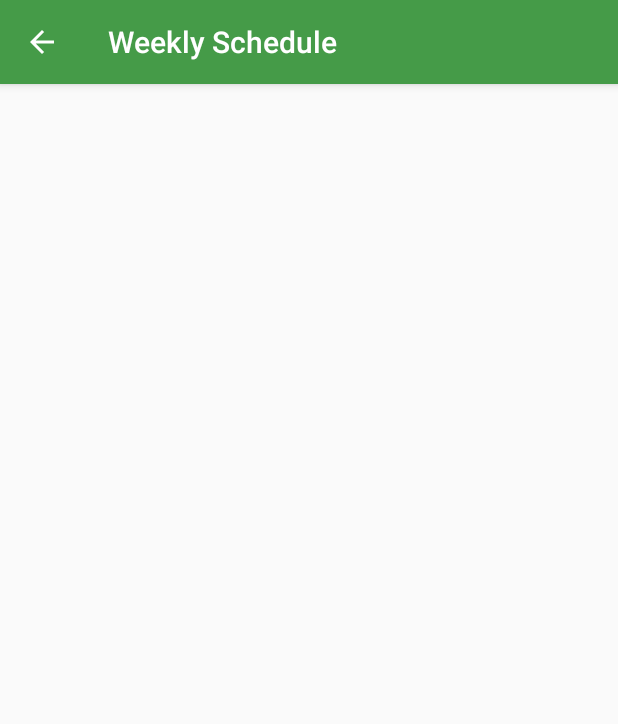
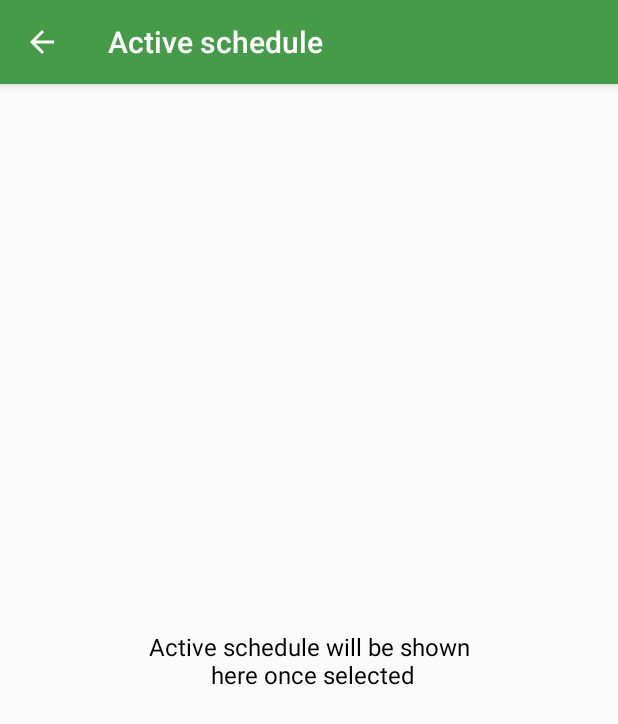
Before and after one commit to s95ammar/WeeklySchedule, an Android app: the ScheduleViewerActivity screen opened directly, with no data from a screen before it, on a phone screen of 412 x 824 dp. Shown: the top 724 px of the screen. Run offline under Robolectric (Android 15) with nearby library versions, the phone set to English and light mode, and no system bars; 1 statement that could not run was skipped.

Commit message:
fixed constants error. Added cancel option.

```diff
--- a/app/src/main/java/com/s95ammar/weeklyschedule/views/activities/MainActivity.java
+++ b/app/src/main/java/com/s95ammar/weeklyschedule/views/activities/MainActivity.java
@@ -120,7 +120,7 @@ public class MainActivity extends ParentActivity implements
     @Override
     public void showScheduleInActivity(int i) {
         Intent intent = new Intent(this, ScheduleViewerActivity.class);
-        intent.putExtra(KEY_SCHEDULE, i);
+        intent.putExtra(KEY_INDEX, i);
         startActivity(intent);
     }
 
--- a/app/src/main/java/com/s95ammar/weeklyschedule/views/activities/ScheduleViewerActivity.java
+++ b/app/src/main/java/com/s95ammar/weeklyschedule/views/activities/ScheduleViewerActivity.java
@@ -4,16 +4,18 @@ import android.os.Bundle;
 import android.support.v7.widget.Toolbar;
 import android.view.Menu;
 import android.view.MenuInflater;
+import android.view.MenuItem;
 
 import com.s95ammar.weeklyschedule.R;
 import com.s95ammar.weeklyschedule.models.ScheduleItem;
+import com.s95ammar.weeklyschedule.models.SchedulesList;
 
 import java.io.Serializable;
 
+import static com.s95ammar.weeklyschedule.views.fragments.SchedulesListFragment.SchedulesListManager.KEY_INDEX;
+
 public class ScheduleViewerActivity extends ParentActivity {
 //    protected ScheduleViewerFragment scheduleViewerFragment;
-
-
 
     @Override
     protected void onCreate(Bundle savedInstanceState) {
@@ -35,12 +37,9 @@ public class ScheduleViewerActivity extends ParentActivity {
     }
 
     private void showSchedule() {
+        ScheduleItem schedule = SchedulesList.getInstance().get(getIntent().getIntExtra(KEY_INDEX, -1));
         Serializable object = getIntent().getSerializableExtra(KEY_SHCEDULE);
-        if (object instanceof ScheduleItem) {
-            openScheduleViewerFragment((ScheduleItem) object, R.id.fragment_container_schedule_viewer_activity);
-        }
-
+        openScheduleViewerFragment(schedule, R.id.fragment_container_schedule_viewer_activity);
     }
 
-
 }
--- /dev/null
+++ b/app/src/main/res/drawable/ic_cancel.xml
@@ -0,0 +1,5 @@
+<vector android:height="24dp" android:tint="#FFFFFF"
+    android:viewportHeight="24.0" android:viewportWidth="24.0"
+    android:width="24dp" xmlns:android="http://schemas.android.com/apk/res/android">
+    <path android:fillColor="#FF000000" android:pathData="M19,6.41L17.59,5 12,10.59 6.41,5 5,6.41 10.59,12 5,17.59 6.41,19 12,13.41 17.59,19 19,17.59 13.41,12z"/>
+</vector>
--- a/app/src/main/res/menu/toolbar_menu.xml
+++ b/app/src/main/res/menu/toolbar_menu.xml
@@ -1,6 +1,14 @@
 <?xml version="1.0" encoding="utf-8"?>
 <menu xmlns:android="http://schemas.android.com/apk/res/android"
     xmlns:app="http://schemas.android.com/apk/res-auto">
+
+    <item
+        android:visible="false"
+        android:id="@+id/button_edit"
+        android:icon="@drawable/ic_edit"
+        app:showAsAction="ifRoom"
+        android:onClick="editListener"
+        android:title="@string/edit" />
 
     <item
         android:visible="false"
@@ -12,10 +20,10 @@
 
     <item
         android:visible="false"
-        android:id="@+id/button_edit"
-        android:icon="@drawable/ic_edit"
+        android:id="@+id/button_cancel"
+        android:icon="@drawable/ic_cancel"
         app:showAsAction="ifRoom"
-        android:onClick="editListener"
-        android:title="@string/edit" />
+        android:onClick="cancelListener"
+        android:title="@string/cancel" />
 
 </menu>
--- a/app/src/main/res/values/strings.xml
+++ b/app/src/main/res/values/strings.xml
@@ -22,4 +22,5 @@
     <string name="done">Done</string>
     <string name="edit">Edit</string>
     <string name="no_active_schedule">Active schedule will be shown\n here once selected</string>
+    <string name="cancel">Cancel</string>
 </resources>
```
Also changed, not shown: app/src/main/java/com/s95ammar/weeklyschedule/views/activities/ParentActivity.java (+14 -5 lines), app/src/main/java/com/s95ammar/weeklyschedule/views/fragments/ScheduleViewerFragment.java (+3 -4 lines).
